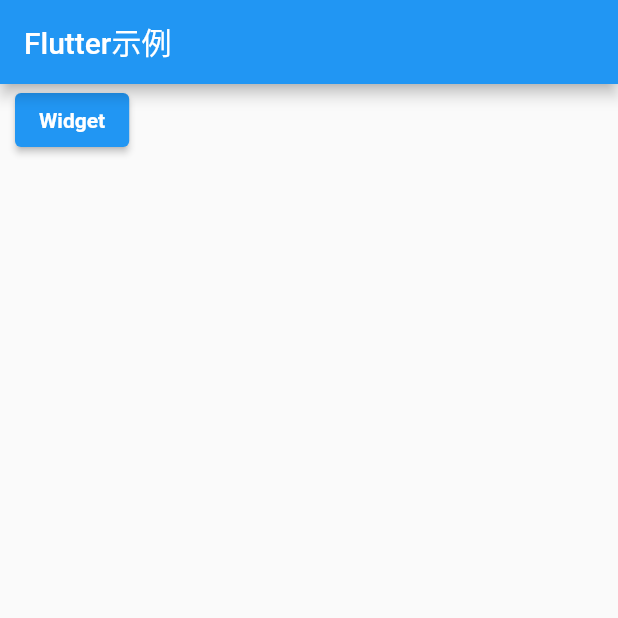
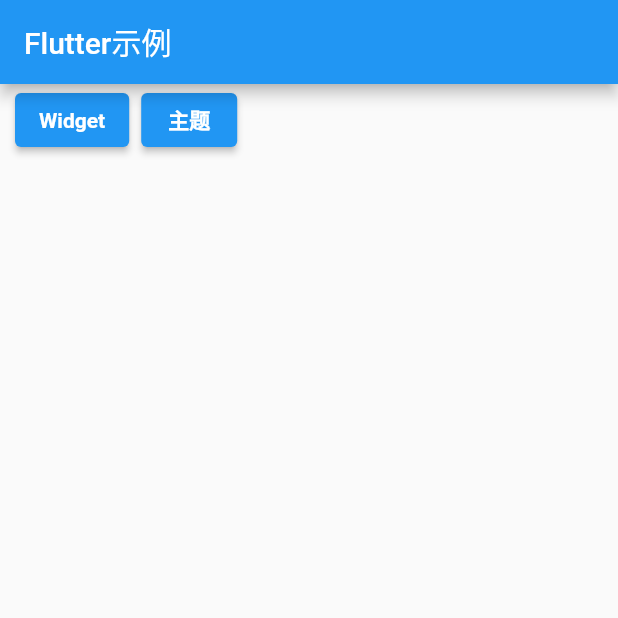
Before and after one commit to doomiracle/study_flutter, a Flutter app: the screen it shows after launch, on a phone screen of 412 x 824 dp, the top half of it. Run offline on Flutter 3.47's test engine with Material 2 defaults, Android fonts, the phone set to English and light mode, and no system bars; our stand-ins replace fluttertoast.

Commit message:
主题组件

```diff
--- a/lib/main.dart
+++ b/lib/main.dart
@@ -1,5 +1,7 @@
 import 'package:flutter/material.dart';
-import 'package:study_flutter/widgets/WidgetPage.dart';
+
+import 'widgets/WidgetPage.dart';
+import 'theme/ThemePage.dart';
 
 void main() {
   // 入口方法
@@ -39,12 +41,12 @@
       appBar: AppBar(
         title: Text("Flutter示例"),
       ),
-      body: Wrap(
+      body: Container(
+        padding: EdgeInsets.symmetric(horizontal: 10.0),
+        child:  Wrap(
           spacing: 8.0,
           children: <Widget>[
-          Padding(
-            padding: EdgeInsets.only(left: 10.0, right: 10.0),
-            child: ElevatedButton(
+            ElevatedButton(
               onPressed: () => _navigatorPush(context, WidgetPage()),
               child:
               Text("Widget", style: TextStyle(fontWeight: FontWeight.bold)),
@@ -52,9 +54,17 @@
                 backgroundColor: MaterialStateProperty.all(Colors.blue),
               ),
             ),
+            ElevatedButton(
+              onPressed: () => _navigatorPush(context, ThemePage()),
+              child:
+              Text("主题", style: TextStyle(fontWeight: FontWeight.bold)),
+              style: ButtonStyle(
+                backgroundColor: MaterialStateProperty.all(Colors.blue),
+              ),
             ),
           ],
         ),
+      )
     );
   }
 }
```
Also changed, not shown: lib/theme/ThemePage.dart (added, +73 -0 lines). Lines whose indentation alone changed are shown as unchanged.
